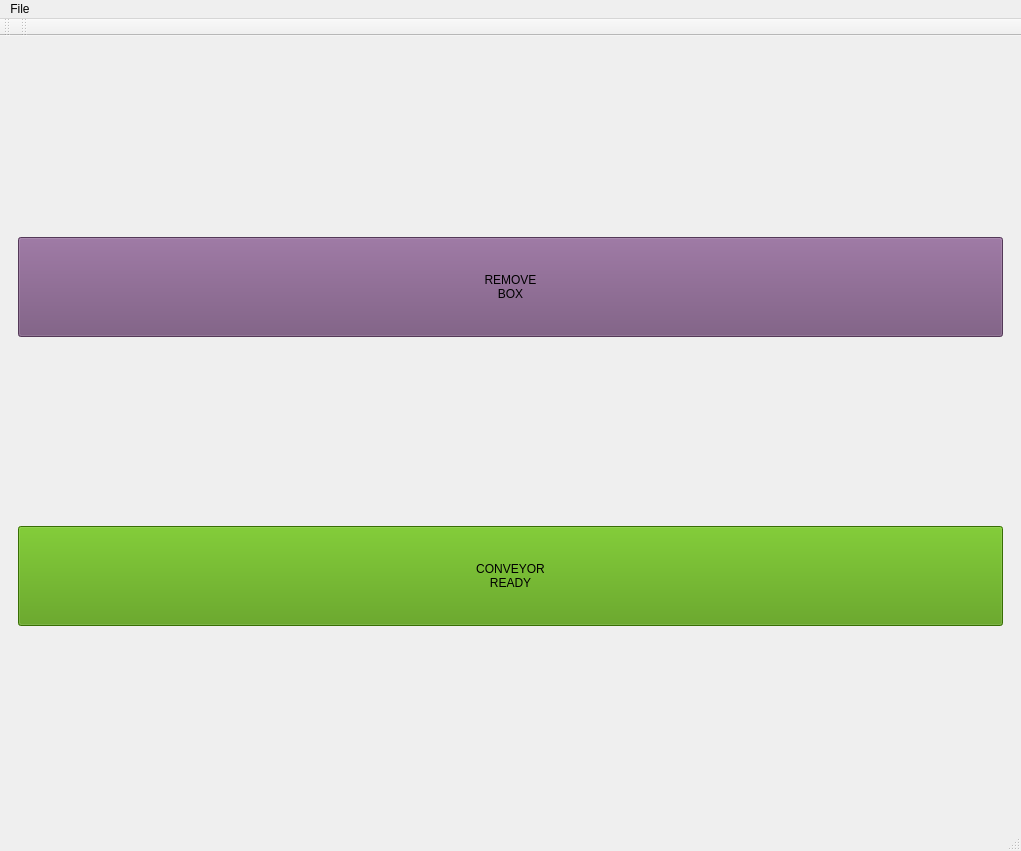
First picture: the form in App/ExpoVisualisator/mainwindow.ui, repository break11/AutoStorage, before the edit.
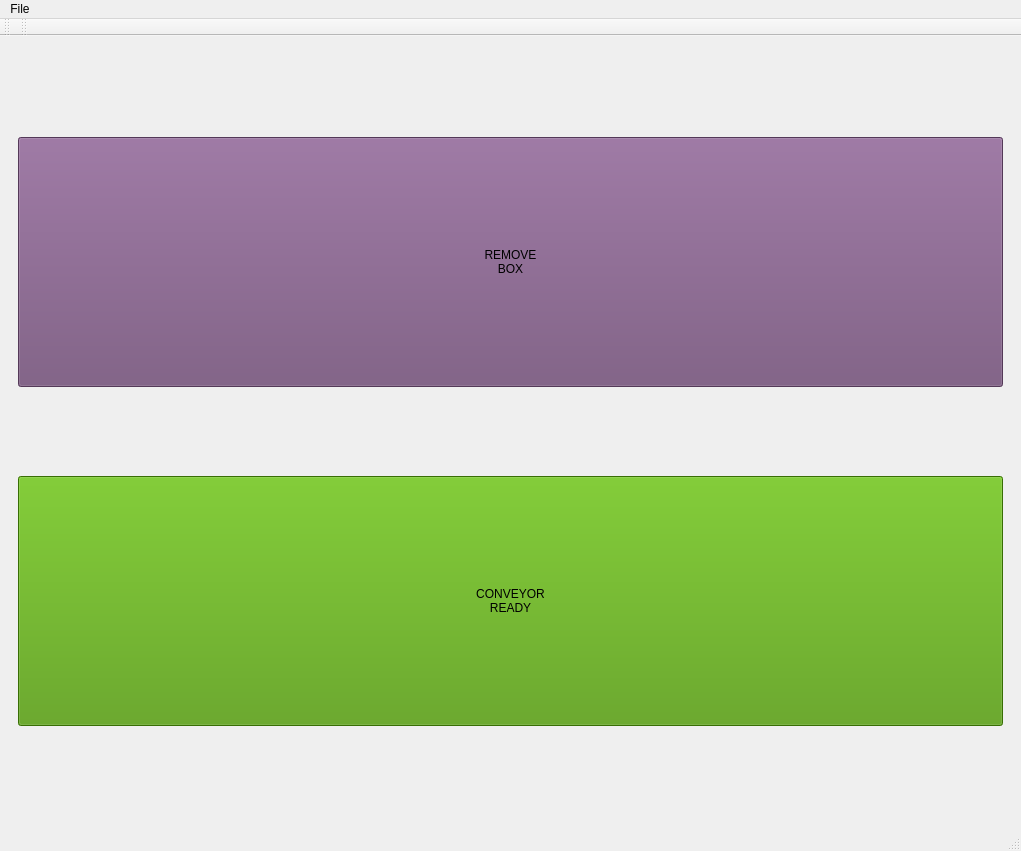
Second picture: the form after the edit.

Commit message: Expo Visualisator, загрузка кнопок, выдача заданий работает.

What changed in the file:
```diff
--- a/App/ExpoVisualisator/mainwindow.ui
+++ b/App/ExpoVisualisator/mainwindow.ui
@@ -23,7 +23,7 @@
          <property name="minimumSize">
           <size>
            <width>100</width>
-           <height>100</height>
+           <height>250</height>
           </size>
          </property>
          <property name="styleSheet">
@@ -43,7 +43,7 @@
          <property name="minimumSize">
           <size>
            <width>100</width>
-           <height>100</height>
+           <height>250</height>
           </size>
          </property>
          <property name="styleSheet">
```
Left out of the diff: 6 changed lines with no effect on the pictures. The commit also changes 2 other files.
